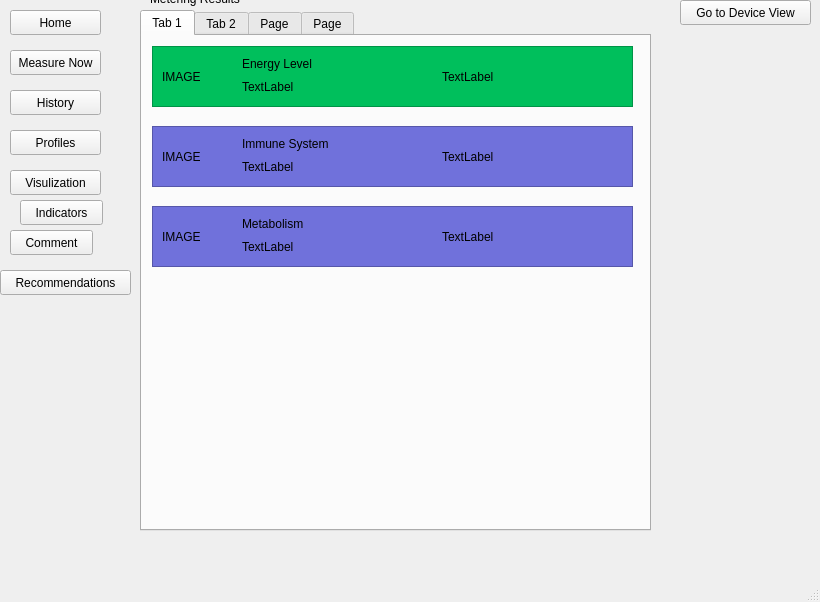
Old version of the form RaDoTechSimulation/RaDoTechSimulation/mainwindow.ui in the repository ParamDesai111/3004-Final-Project.
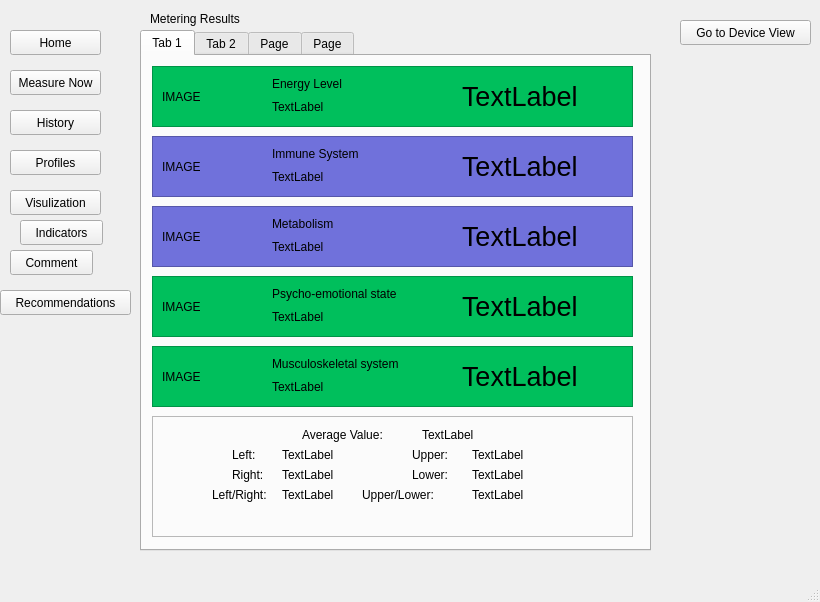
New version of the form. The open tabs and pages were chosen to show the change.

```diff
--- a/RaDoTechSimulation/RaDoTechSimulation/mainwindow.ui
+++ b/RaDoTechSimulation/RaDoTechSimulation/mainwindow.ui
@@ -18,8 +18,8 @@
     <property name="geometry">
      <rect>
       <x>0</x>
-      <y>-20</y>
-      <width>821</width>
+      <y>0</y>
+      <width>811</width>
       <height>571</height>
      </rect>
     </property>
@@ -663,19 +663,6 @@
          <string>Metering Results</string>
         </property>
        </widget>
-       <widget class="QLabel" name="DetailedResultsLabel">
-        <property name="geometry">
-         <rect>
-          <x>20</x>
-          <y>50</y>
-          <width>491</width>
-          <height>221</height>
-         </rect>
-        </property>
-        <property name="text">
-         <string>TextLabel</string>
-        </property>
-       </widget>
        <widget class="QTabWidget" name="ResultsTabWidget">
         <property name="geometry">
          <rect>
@@ -713,7 +700,7 @@
           <widget class="QLabel" name="EnergyLevelLabel">
            <property name="geometry">
             <rect>
-             <x>90</x>
+             <x>120</x>
              <y>10</y>
              <width>91</width>
              <height>16</height>
@@ -728,7 +715,7 @@
             <rect>
              <x>10</x>
              <y>10</y>
-             <width>71</width>
+             <width>81</width>
              <height>41</height>
             </rect>
            </property>
@@ -739,7 +726,7 @@
           <widget class="QLabel" name="EnergyRangeLabel">
            <property name="geometry">
             <rect>
-             <x>90</x>
+             <x>120</x>
              <y>30</y>
              <width>91</width>
              <height>21</height>
@@ -752,12 +739,17 @@
           <widget class="QLabel" name="EnergyNumberLabel">
            <property name="geometry">
             <rect>
-             <x>290</x>
+             <x>310</x>
              <y>10</y>
              <width>141</width>
              <height>41</height>
             </rect>
            </property>
+           <property name="font">
+            <font>
+             <pointsize>20</pointsize>
+            </font>
+           </property>
            <property name="text">
             <string>TextLabel</string>
            </property>
@@ -767,7 +759,7 @@
           <property name="geometry">
            <rect>
             <x>10</x>
-            <y>90</y>
+            <y>80</y>
             <width>481</width>
             <height>61</height>
            </rect>
@@ -784,7 +776,7 @@
           <widget class="QLabel" name="ImmuneSystemLabel">
            <property name="geometry">
             <rect>
-             <x>90</x>
+             <x>120</x>
              <y>10</y>
              <width>151</width>
              <height>16</height>
@@ -799,7 +791,7 @@
             <rect>
              <x>10</x>
              <y>10</y>
-             <width>71</width>
+             <width>81</width>
              <height>41</height>
             </rect>
            </property>
@@ -810,7 +802,7 @@
           <widget class="QLabel" name="ImmuneSystemRangeLabel">
            <property name="geometry">
             <rect>
-             <x>90</x>
+             <x>120</x>
              <y>30</y>
              <width>91</width>
              <height>21</height>
@@ -823,12 +815,17 @@
           <widget class="QLabel" name="ImmuneSystemNumberLabel">
            <property name="geometry">
             <rect>
-             <x>290</x>
+             <x>310</x>
              <y>10</y>
              <width>141</width>
              <height>41</height>
             </rect>
            </property>
+           <property name="font">
+            <font>
+             <pointsize>20</pointsize>
+            </font>
+           </property>
            <property name="text">
             <string>TextLabel</string>
            </property>
@@ -838,7 +835,7 @@
           <property name="geometry">
            <rect>
             <x>10</x>
-            <y>170</y>
+            <y>150</y>
             <width>481</width>
             <height>61</height>
            </rect>
@@ -855,7 +852,7 @@
           <widget class="QLabel" name="MetabolismLabel">
            <property name="geometry">
             <rect>
-             <x>90</x>
+             <x>120</x>
              <y>10</y>
              <width>151</width>
              <height>16</height>
@@ -870,7 +867,7 @@
             <rect>
              <x>10</x>
              <y>10</y>
-             <width>71</width>
+             <width>81</width>
              <height>41</height>
             </rect>
            </property>
@@ -881,7 +878,7 @@
           <widget class="QLabel" name="MetabolismRangeLabel">
            <property name="geometry">
             <rect>
-             <x>90</x>
+             <x>120</x>
              <y>30</y>
              <width>91</width>
              <height>21</height>
@@ -894,10 +891,365 @@
           <widget class="QLabel" name="MetabolismNumberLabel">
            <property name="geometry">
             <rect>
-             <x>290</x>
+             <x>310</x>
              <y>10</y>
              <width>141</width>
              <height>41</height>
+            </rect>
+           </property>
+           <property name="font">
+            <font>
+             <pointsize>20</pointsize>
+            </font>
+           </property>
+           <property name="text">
+            <string>TextLabel</string>
+           </property>
+          </widget>
+         </widget>
+         <widget class="QFrame" name="PsychoFrame">
+          <property name="geometry">
+           <rect>
+            <x>10</x>
+            <y>220</y>
+            <width>481</width>
+            <height>61</height>
+           </rect>
+          </property>
+          <property name="styleSheet">
+           <string notr="true">background-color: rgb(0, 191, 92);</string>
+          </property>
+          <property name="frameShape">
+           <enum>QFrame::StyledPanel</enum>
+          </property>
+          <property name="frameShadow">
+           <enum>QFrame::Raised</enum>
+          </property>
+          <widget class="QLabel" name="PsychoLabel">
+           <property name="geometry">
+            <rect>
+             <x>120</x>
+             <y>10</y>
+             <width>161</width>
+             <height>16</height>
+            </rect>
+           </property>
+           <property name="text">
+            <string>Psycho-emotional state</string>
+           </property>
+          </widget>
+          <widget class="QLabel" name="PsychoImage">
+           <property name="geometry">
+            <rect>
+             <x>10</x>
+             <y>10</y>
+             <width>81</width>
+             <height>41</height>
+            </rect>
+           </property>
+           <property name="text">
+            <string>IMAGE</string>
+           </property>
+          </widget>
+          <widget class="QLabel" name="PsychoRangeLabel">
+           <property name="geometry">
+            <rect>
+             <x>120</x>
+             <y>30</y>
+             <width>91</width>
+             <height>21</height>
+            </rect>
+           </property>
+           <property name="text">
+            <string>TextLabel</string>
+           </property>
+          </widget>
+          <widget class="QLabel" name="PsychoNumberLabel">
+           <property name="geometry">
+            <rect>
+             <x>310</x>
+             <y>10</y>
+             <width>141</width>
+             <height>41</height>
+            </rect>
+           </property>
+           <property name="font">
+            <font>
+             <pointsize>20</pointsize>
+            </font>
+           </property>
+           <property name="text">
+            <string>TextLabel</string>
+           </property>
+          </widget>
+         </widget>
+         <widget class="QFrame" name="MuscleFrame">
+          <property name="geometry">
+           <rect>
+            <x>10</x>
+            <y>290</y>
+            <width>481</width>
+            <height>61</height>
+           </rect>
+          </property>
+          <property name="styleSheet">
+           <string notr="true">background-color: rgb(0, 191, 92);</string>
+          </property>
+          <property name="frameShape">
+           <enum>QFrame::StyledPanel</enum>
+          </property>
+          <property name="frameShadow">
+           <enum>QFrame::Raised</enum>
+          </property>
+          <widget class="QLabel" name="MuscleLevelLabel">
+           <property name="geometry">
+            <rect>
+             <x>120</x>
+             <y>10</y>
+             <width>161</width>
+             <height>16</height>
+            </rect>
+           </property>
+           <property name="text">
+            <string>Musculoskeletal system</string>
+           </property>
+          </widget>
+          <widget class="QLabel" name="MuscleImage">
+           <property name="geometry">
+            <rect>
+             <x>10</x>
+             <y>10</y>
+             <width>81</width>
+             <height>41</height>
+            </rect>
+           </property>
+           <property name="text">
+            <string>IMAGE</string>
+           </property>
+          </widget>
+          <widget class="QLabel" name="MuscleRangeLabel">
+           <property name="geometry">
+            <rect>
+             <x>120</x>
+             <y>30</y>
+             <width>91</width>
+             <height>21</height>
+            </rect>
+           </property>
+           <property name="text">
+            <string>TextLabel</string>
+           </property>
+          </widget>
+          <widget class="QLabel" name="MuscleNumberLabel">
+           <property name="geometry">
+            <rect>
+             <x>310</x>
+             <y>10</y>
+             <width>141</width>
+             <height>41</height>
+            </rect>
+           </property>
+           <property name="font">
+            <font>
+             <pointsize>20</pointsize>
+            </font>
+           </property>
+           <property name="text">
+            <string>TextLabel</string>
+           </property>
+          </widget>
+         </widget>
+         <widget class="QFrame" name="PractitionerData">
+          <property name="geometry">
+           <rect>
+            <x>10</x>
+            <y>360</y>
+            <width>481</width>
+            <height>121</height>
+           </rect>
+          </property>
+          <property name="frameShape">
+           <enum>QFrame::StyledPanel</enum>
+          </property>
+          <property name="frameShadow">
+           <enum>QFrame::Raised</enum>
+          </property>
+          <widget class="QLabel" name="AverageValueLabel">
+           <property name="geometry">
+            <rect>
+             <x>150</x>
+             <y>10</y>
+             <width>101</width>
+             <height>17</height>
+            </rect>
+           </property>
+           <property name="text">
+            <string>Average Value:</string>
+           </property>
+          </widget>
+          <widget class="QLabel" name="AverageValueNumber">
+           <property name="geometry">
+            <rect>
+             <x>270</x>
+             <y>10</y>
+             <width>61</width>
+             <height>17</height>
+            </rect>
+           </property>
+           <property name="text">
+            <string>TextLabel</string>
+           </property>
+          </widget>
+          <widget class="QLabel" name="LeftTotalLabel">
+           <property name="geometry">
+            <rect>
+             <x>80</x>
+             <y>30</y>
+             <width>41</width>
+             <height>17</height>
+            </rect>
+           </property>
+           <property name="text">
+            <string>Left:</string>
+           </property>
+          </widget>
+          <widget class="QLabel" name="LeftTotalNumber">
+           <property name="geometry">
+            <rect>
+             <x>130</x>
+             <y>30</y>
+             <width>62</width>
+             <height>17</height>
+            </rect>
+           </property>
+           <property name="text">
+            <string>TextLabel</string>
+           </property>
+          </widget>
+          <widget class="QLabel" name="RightTotalLabel">
+           <property name="geometry">
+            <rect>
+             <x>80</x>
+             <y>50</y>
+             <width>41</width>
+             <height>17</height>
+            </rect>
+           </property>
+           <property name="text">
+            <string>Right:</string>
+           </property>
+          </widget>
+          <widget class="QLabel" name="RightTotalNumber">
+           <property name="geometry">
+            <rect>
+             <x>130</x>
+             <y>50</y>
+             <width>62</width>
+             <height>17</height>
+            </rect>
+           </property>
+           <property name="text">
+            <string>TextLabel</string>
+           </property>
+          </widget>
+          <widget class="QLabel" name="LeftRightTotalLabel">
+           <property name="geometry">
+            <rect>
+             <x>60</x>
+             <y>70</y>
+             <width>71</width>
+             <height>17</height>
+            </rect>
+           </property>
+           <property name="text">
+            <string>Left/Right:</string>
+           </property>
+          </widget>
+          <widget class="QLabel" name="LeftRightTotalNumber">
+           <property name="geometry">
+            <rect>
+             <x>130</x>
+             <y>70</y>
+             <width>62</width>
+             <height>17</height>
+            </rect>
+           </property>
+           <property name="text">
+            <string>TextLabel</string>
+           </property>
+          </widget>
+          <widget class="QLabel" name="UpperTotalLabel">
+           <property name="geometry">
+            <rect>
+             <x>260</x>
+             <y>30</y>
+             <width>51</width>
+             <height>17</height>
+            </rect>
+           </property>
+           <property name="text">
+            <string>Upper:</string>
+           </property>
+          </widget>
+          <widget class="QLabel" name="UpperTotalNumber">
+           <property name="geometry">
+            <rect>
+             <x>320</x>
+             <y>30</y>
+             <width>62</width>
+             <height>17</height>
+            </rect>
+           </property>
+           <property name="text">
+            <string>TextLabel</string>
+           </property>
+          </widget>
+          <widget class="QLabel" name="LowerTotalLabel">
+           <property name="geometry">
+            <rect>
+             <x>260</x>
+             <y>50</y>
+             <width>51</width>
+             <height>17</height>
+            </rect>
+           </property>
+           <property name="text">
+            <string>Lower:</string>
+           </property>
+          </widget>
+          <widget class="QLabel" name="LowerTotalNumber">
+           <property name="geometry">
+            <rect>
+             <x>320</x>
+             <y>50</y>
+             <width>62</width>
+             <height>17</height>
+            </rect>
+           </property>
+           <property name="text">
+            <string>TextLabel</string>
+           </property>
+          </widget>
+          <widget class="QLabel" name="UpperLowerTotalLabel">
+           <property name="geometry">
+            <rect>
+             <x>210</x>
+             <y>70</y>
+             <width>91</width>
+             <height>17</height>
+            </rect>
+           </property>
+           <property name="text">
+            <string>Upper/Lower:</string>
+           </property>
+          </widget>
+          <widget class="QLabel" name="UpperLowerTotalNumber">
+           <property name="geometry">
+            <rect>
+             <x>320</x>
+             <y>70</y>
+             <width>62</width>
+             <height>17</height>
             </rect>
            </property>
            <property name="text">
```
Left out of the diff: 163 changed lines with no effect on the pictures.
